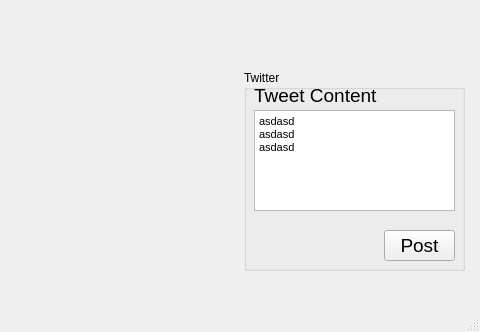
Above: MainWindow.ui from avni25/twit-ard-con before the change; both pictures show x 106 to 586 and y 120 to 452 of the 586 by 452 pixel window. Below: the same form after it.
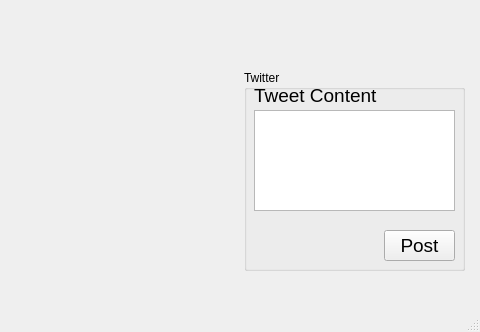
That is the form after the change.

```diff
--- a/MainWindow.ui
+++ b/MainWindow.ui
@@ -79,9 +79,7 @@
 &lt;html&gt;&lt;head&gt;&lt;meta name=&quot;qrichtext&quot; content=&quot;1&quot; /&gt;&lt;style type=&quot;text/css&quot;&gt;
 p, li { white-space: pre-wrap; }
 &lt;/style&gt;&lt;/head&gt;&lt;body style=&quot; font-family:'MS Shell Dlg 2'; font-size:8.25pt; font-weight:400; font-style:normal;&quot;&gt;
-&lt;p style=&quot; margin-top:0px; margin-bottom:0px; margin-left:0px; margin-right:0px; -qt-block-indent:0; text-indent:0px;&quot;&gt;asdasd&lt;/p&gt;
-&lt;p style=&quot; margin-top:0px; margin-bottom:0px; margin-left:0px; margin-right:0px; -qt-block-indent:0; text-indent:0px;&quot;&gt;asdasd&lt;/p&gt;
-&lt;p style=&quot; margin-top:0px; margin-bottom:0px; margin-left:0px; margin-right:0px; -qt-block-indent:0; text-indent:0px;&quot;&gt;asdasd&lt;/p&gt;&lt;/body&gt;&lt;/html&gt;</string>
+&lt;p style=&quot;-qt-paragraph-type:empty; margin-top:0px; margin-bottom:0px; margin-left:0px; margin-right:0px; -qt-block-indent:0; text-indent:0px;&quot;&gt;&lt;br /&gt;&lt;/p&gt;&lt;/body&gt;&lt;/html&gt;</string>
      </property>
     </widget>
    </widget>
```
